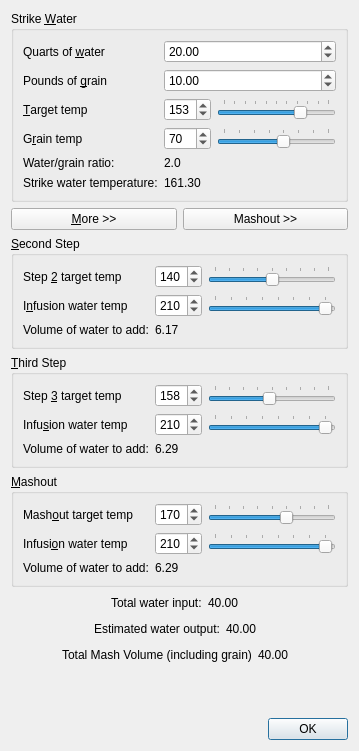
First picture: the form in src/mashwatertool.ui, repository mattcaron/qbrew, before the edit.
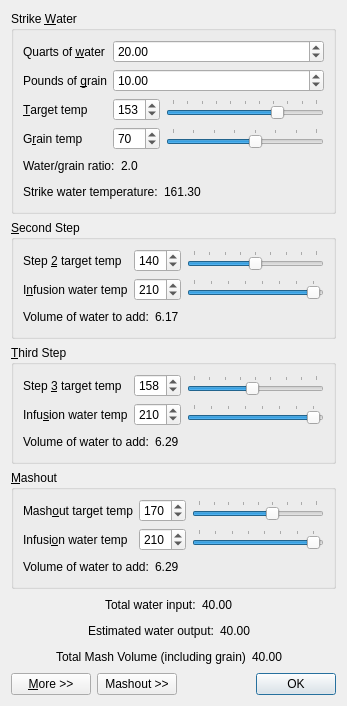
Second picture: the form after the edit.

Commit message: Committed fixes for sliders - patch from Tim Howe

The edit to the form file:
```diff
--- a/src/mashwatertool.ui
+++ b/src/mashwatertool.ui
@@ -6,8 +6,8 @@
    <rect>
     <x>0</x>
     <y>0</y>
-    <width>359</width>
-    <height>751</height>
+    <width>347</width>
+    <height>706</height>
    </rect>
   </property>
   <property name="windowTitle">
@@ -19,7 +19,7 @@
      <property name="title">
       <string>Strike &amp;Water</string>
      </property>
-     <layout class="QFormLayout" name="formLayout">
+     <layout class="QGridLayout" name="gridLayout_5">
       <item row="0" column="0">
        <widget class="QLabel" name="strikeWaterVolumeLabel">
         <property name="text">
@@ -182,7 +182,9 @@
         </item>
        </layout>
       </item>
-      <item row="4" column="0">
+      <item row="4" column="0" colspan="2">
+       <layout class="QHBoxLayout" name="horizontalLayout_15">
+        <item>
        <widget class="QLabel" name="ratioLabelLabel">
         <property name="text">
          <string>Water/grain ratio:</string>
@@ -192,7 +194,7 @@
         </property>
        </widget>
       </item>
-      <item row="4" column="1">
+        <item>
        <widget class="QLabel" name="ratioLabel">
         <property name="font">
          <font>
@@ -208,7 +210,24 @@
         </property>
        </widget>
       </item>
-      <item row="5" column="0">
+        <item>
+         <spacer name="horizontalSpacer_7">
+          <property name="orientation">
+           <enum>Qt::Horizontal</enum>
+          </property>
+          <property name="sizeHint" stdset="0">
+           <size>
+            <width>40</width>
+            <height>20</height>
+           </size>
+          </property>
+         </spacer>
+        </item>
+       </layout>
+      </item>
+      <item row="5" column="0" colspan="2">
+       <layout class="QHBoxLayout" name="horizontalLayout_16">
+        <item>
        <widget class="QLabel" name="strikeWaterTempLabelLabel">
         <property name="text">
          <string>Strike water temperature:</string>
@@ -218,7 +237,7 @@
         </property>
        </widget>
       </item>
-      <item row="5" column="1">
+        <item>
        <widget class="QLabel" name="strikeWaterTempLabel">
         <property name="font">
          <font>
@@ -247,42 +266,30 @@
         </property>
        </widget>
       </item>
-     </layout>
-    </widget>
-   </item>
    <item>
-    <layout class="QHBoxLayout" name="horizontalLayout_10">
-     <item>
-      <widget class="QPushButton" name="moreButton">
-       <property name="text">
-        <string>&amp;More &gt;&gt;</string>
-       </property>
-       <property name="checkable">
-        <bool>true</bool>
-       </property>
-       <property name="checked">
-        <bool>false</bool>
-       </property>
-      </widget>
-     </item>
-     <item>
-      <widget class="QPushButton" name="mashoutButton">
-       <property name="text">
-        <string>Mashout &gt;&gt;</string>
-       </property>
-       <property name="checkable">
-        <bool>true</bool>
-       </property>
-      </widget>
-     </item>
-    </layout>
+         <spacer name="horizontalSpacer_8">
+          <property name="orientation">
+           <enum>Qt::Horizontal</enum>
+          </property>
+          <property name="sizeHint" stdset="0">
+           <size>
+            <width>40</width>
+            <height>20</height>
+           </size>
+          </property>
+         </spacer>
+        </item>
+       </layout>
+      </item>
+     </layout>
+    </widget>
    </item>
    <item>
     <widget class="QGroupBox" name="secondStepGroupBox">
      <property name="title">
       <string>&amp;Second Step</string>
      </property>
-     <layout class="QFormLayout" name="formLayout_2">
+     <layout class="QGridLayout" name="gridLayout_2">
       <item row="0" column="0">
        <widget class="QLabel" name="step2TargetTempLabel">
         <property name="text">
@@ -387,19 +394,36 @@
         </item>
        </layout>
       </item>
-      <item row="2" column="1">
+      <item row="2" column="0" colspan="2">
+       <layout class="QHBoxLayout" name="horizontalLayout_17">
+        <item>
+         <widget class="QLabel" name="step2WaterVolumeLabeLabel">
+          <property name="text">
+           <string>Volume of water to add:</string>
+          </property>
+         </widget>
+        </item>
+        <item>
        <widget class="QLabel" name="step2WaterVolumeLabel">
         <property name="text">
          <string>6.17</string>
         </property>
        </widget>
       </item>
-      <item row="2" column="0">
-       <widget class="QLabel" name="step2WaterVolumeLabeLabel">
-        <property name="text">
-         <string>Volume of water to add:</string>
-        </property>
-       </widget>
+        <item>
+         <spacer name="horizontalSpacer_9">
+          <property name="orientation">
+           <enum>Qt::Horizontal</enum>
+          </property>
+          <property name="sizeHint" stdset="0">
+           <size>
+            <width>40</width>
+            <height>20</height>
+           </size>
+          </property>
+         </spacer>
+        </item>
+       </layout>
       </item>
      </layout>
     </widget>
@@ -409,7 +433,7 @@
      <property name="title">
       <string>&amp;Third Step</string>
      </property>
-     <layout class="QFormLayout" name="formLayout_3">
+     <layout class="QGridLayout" name="gridLayout_3">
       <item row="0" column="0">
        <widget class="QLabel" name="step3TargetTempLabel">
         <property name="text">
@@ -514,20 +538,37 @@
         </item>
        </layout>
       </item>
-      <item row="2" column="0">
+      <item row="2" column="0" colspan="2">
+       <layout class="QHBoxLayout" name="horizontalLayout_18">
+        <item>
        <widget class="QLabel" name="step3WaterVolumeLabelLabel">
         <property name="text">
          <string>Volume of water to add:</string>
         </property>
        </widget>
       </item>
-      <item row="2" column="1">
+        <item>
        <widget class="QLabel" name="step3WaterVolumeLabel">
         <property name="text">
          <string>6.29</string>
         </property>
        </widget>
       </item>
+        <item>
+         <spacer name="horizontalSpacer_10">
+          <property name="orientation">
+           <enum>Qt::Horizontal</enum>
+          </property>
+          <property name="sizeHint" stdset="0">
+           <size>
+            <width>40</width>
+            <height>20</height>
+           </size>
+          </property>
+         </spacer>
+        </item>
+       </layout>
+      </item>
      </layout>
     </widget>
    </item>
@@ -536,10 +577,7 @@
      <property name="title">
       <string>&amp;Mashout</string>
      </property>
-     <layout class="QFormLayout" name="formLayout_mashout">
-      <property name="fieldGrowthPolicy">
-       <enum>QFormLayout::AllNonFixedFieldsGrow</enum>
-      </property>
+     <layout class="QGridLayout" name="gridLayout_4">
       <item row="0" column="0">
        <widget class="QLabel" name="mashoutTargetTempLabel">
         <property name="text">
@@ -644,22 +682,54 @@
         </item>
        </layout>
       </item>
-      <item row="2" column="0">
+      <item row="2" column="0" colspan="2">
+       <layout class="QHBoxLayout" name="horizontalLayout_19">
+        <item>
        <widget class="QLabel" name="mashoutWaterVolumeLabelLabel">
         <property name="text">
          <string>Volume of water to add:</string>
         </property>
        </widget>
       </item>
-      <item row="2" column="1">
+        <item>
        <widget class="QLabel" name="mashoutWaterVolumeLabel">
         <property name="text">
          <string>6.29</string>
         </property>
        </widget>
       </item>
+        <item>
+         <spacer name="horizontalSpacer_11">
+          <property name="orientation">
+           <enum>Qt::Horizontal</enum>
+          </property>
+          <property name="sizeHint" stdset="0">
+           <size>
+            <width>40</width>
+            <height>20</height>
+           </size>
+          </property>
+         </spacer>
+        </item>
+       </layout>
+      </item>
      </layout>
     </widget>
+   </item>
+   <item>
+    <layout class="QVBoxLayout" name="verticalLayout_3">
+     <item>
+      <spacer name="verticalSpacer">
+       <property name="orientation">
+        <enum>Qt::Vertical</enum>
+       </property>
+       <property name="sizeHint" stdset="0">
+        <size>
+         <width>0</width>
+         <height>0</height>
+        </size>
+       </property>
+      </spacer>
    </item>
    <item>
     <layout class="QHBoxLayout" name="horizontalLayout_12">
@@ -793,21 +863,54 @@
      </item>
     </layout>
    </item>
+    </layout>
+   </item>
    <item>
-    <spacer name="verticalSpacer">
+    <layout class="QHBoxLayout" name="horizontalLayout_10">
+     <item>
+      <widget class="QPushButton" name="moreButton">
+       <property name="text">
+        <string>&amp;More &gt;&gt;</string>
+       </property>
+       <property name="checkable">
+        <bool>true</bool>
+       </property>
+       <property name="checked">
+        <bool>false</bool>
+       </property>
+      </widget>
+     </item>
+     <item>
+      <widget class="QPushButton" name="mashoutButton">
+       <property name="text">
+        <string>Mashout &gt;&gt;</string>
+       </property>
+       <property name="checkable">
+        <bool>true</bool>
+       </property>
+      </widget>
+     </item>
+     <item>
+      <spacer name="horizontalSpacer_12">
      <property name="orientation">
-      <enum>Qt::Vertical</enum>
+        <enum>Qt::Horizontal</enum>
      </property>
      <property name="sizeHint" stdset="0">
       <size>
-       <width>0</width>
-       <height>0</height>
+         <width>40</width>
+         <height>20</height>
       </size>
      </property>
     </spacer>
    </item>
    <item>
     <widget class="QDialogButtonBox" name="buttonBox">
+       <property name="sizePolicy">
+        <sizepolicy hsizetype="Minimum" vsizetype="Fixed">
+         <horstretch>0</horstretch>
+         <verstretch>0</verstretch>
+        </sizepolicy>
+       </property>
      <property name="orientation">
       <enum>Qt::Horizontal</enum>
      </property>
@@ -817,6 +920,8 @@
     </widget>
    </item>
   </layout>
+   </item>
+  </layout>
  </widget>
  <resources/>
  <connections>
```
Left out of the diff: 258 changed lines with no effect on the pictures. Lines whose indentation alone changed are shown as unchanged. The commit also changes 1 other file.
